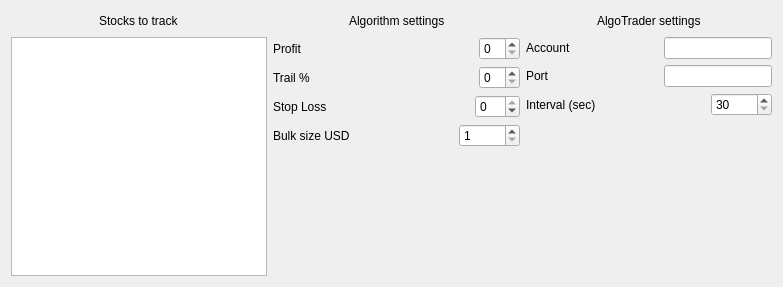
This is UI/SettingsWindow.ui in colaisr/algotrader as Qt 5 draws it before an edit. The edited form follows.
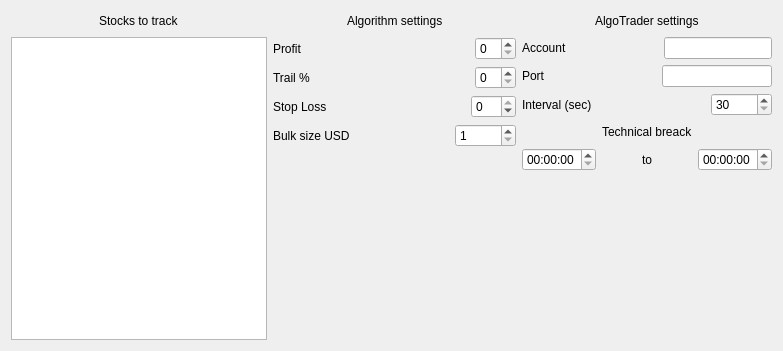
This is the edited form.

Commit message: time fame is added to the settings

Diff of the .ui file:
```diff
--- a/UI/SettingsWindow.ui
+++ b/UI/SettingsWindow.ui
@@ -7,7 +7,7 @@
     <x>0</x>
     <y>0</y>
     <width>783</width>
-    <height>287</height>
+    <height>351</height>
    </rect>
   </property>
   <property name="windowTitle">
@@ -15,7 +15,7 @@
   </property>
   <layout class="QGridLayout" name="gridLayout">
    <item row="0" column="0">
-    <layout class="QHBoxLayout" name="horizontalLayout_11">
+    <layout class="QHBoxLayout" name="horizontalLayout_13">
      <item>
       <layout class="QVBoxLayout" name="verticalLayout_3">
        <item>
@@ -245,7 +245,7 @@
       </layout>
      </item>
      <item>
-      <layout class="QVBoxLayout" name="verticalLayout_5">
+      <layout class="QVBoxLayout" name="verticalLayout_6">
        <item>
         <layout class="QVBoxLayout" name="verticalLayout">
          <item>
@@ -375,6 +375,90 @@
          </item>
         </layout>
        </item>
+       <item>
+        <layout class="QVBoxLayout" name="verticalLayout_5">
+         <item>
+          <layout class="QHBoxLayout" name="horizontalLayout_12">
+           <item>
+            <spacer name="horizontalSpacer_17">
+             <property name="orientation">
+              <enum>Qt::Horizontal</enum>
+             </property>
+             <property name="sizeHint" stdset="0">
+              <size>
+               <width>40</width>
+               <height>20</height>
+              </size>
+             </property>
+            </spacer>
+           </item>
+           <item>
+            <widget class="QLabel" name="label_12">
+             <property name="text">
+              <string>Technical breack</string>
+             </property>
+            </widget>
+           </item>
+           <item>
+            <spacer name="horizontalSpacer_16">
+             <property name="orientation">
+              <enum>Qt::Horizontal</enum>
+             </property>
+             <property name="sizeHint" stdset="0">
+              <size>
+               <width>40</width>
+               <height>20</height>
+              </size>
+             </property>
+            </spacer>
+           </item>
+          </layout>
+         </item>
+         <item>
+          <layout class="QHBoxLayout" name="horizontalLayout_11">
+           <item>
+            <widget class="QTimeEdit" name="tmTechFrom"/>
+           </item>
+           <item>
+            <spacer name="horizontalSpacer_14">
+             <property name="orientation">
+              <enum>Qt::Horizontal</enum>
+             </property>
+             <property name="sizeHint" stdset="0">
+              <size>
+               <width>40</width>
+               <height>20</height>
+              </size>
+             </property>
+            </spacer>
+           </item>
+           <item>
+            <widget class="QLabel" name="label_11">
+             <property name="text">
+              <string>to</string>
+             </property>
+            </widget>
+           </item>
+           <item>
+            <spacer name="horizontalSpacer_15">
+             <property name="orientation">
+              <enum>Qt::Horizontal</enum>
+             </property>
+             <property name="sizeHint" stdset="0">
+              <size>
+               <width>40</width>
+               <height>20</height>
+              </size>
+             </property>
+            </spacer>
+           </item>
+           <item>
+            <widget class="QTimeEdit" name="tmTechTo"/>
+           </item>
+          </layout>
+         </item>
+        </layout>
+       </item>
        <item>
         <spacer name="verticalSpacer_2">
          <property name="orientation">
```
The commit also changes 3 other files.
